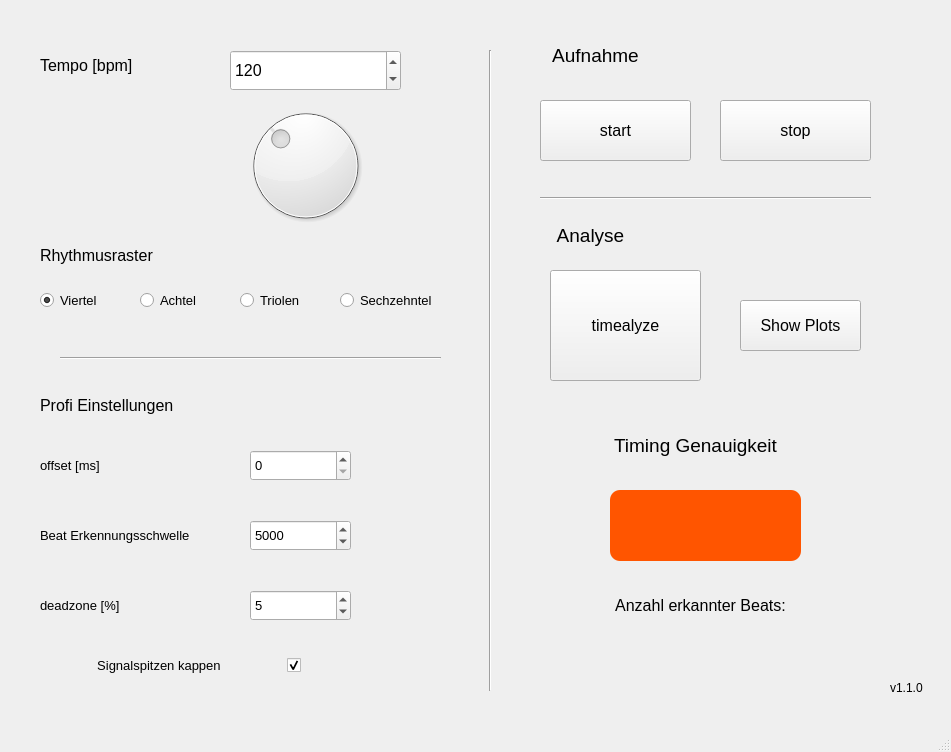
This is main.ui in enginician/timealyze as Qt 5 draws it before an edit. The edited form follows.
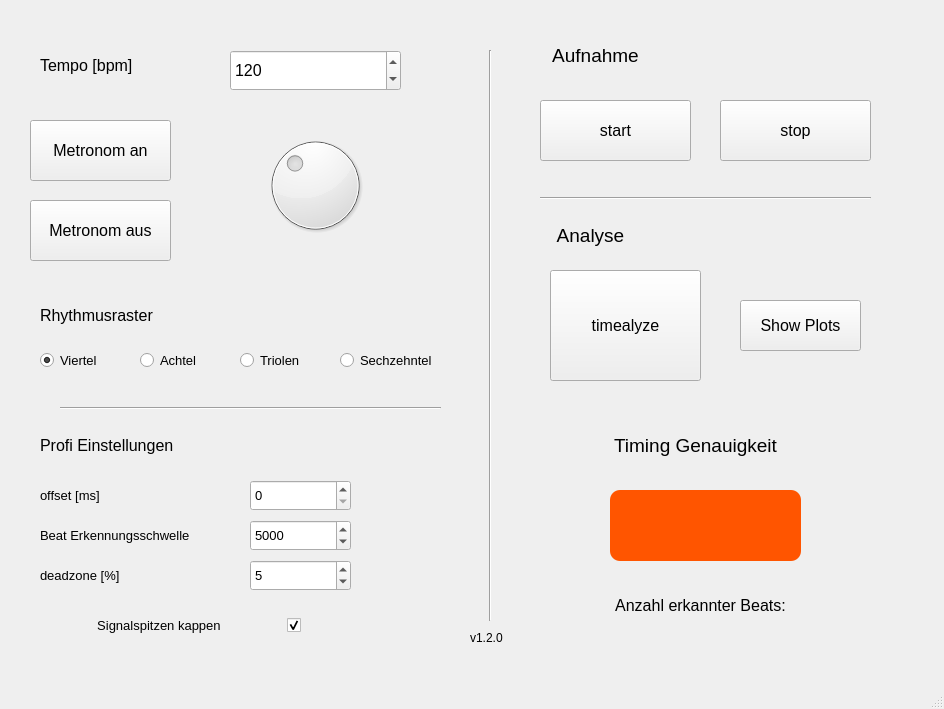
This is the edited form.

Patch:
```diff
--- a/main.ui
+++ b/main.ui
@@ -7,8 +7,8 @@
    <rect>
     <x>0</x>
     <y>0</y>
-    <width>951</width>
-    <height>752</height>
+    <width>944</width>
+    <height>709</height>
    </rect>
   </property>
   <property name="windowTitle">
@@ -118,7 +118,7 @@
     <property name="geometry">
      <rect>
       <x>250</x>
-      <y>590</y>
+      <y>560</y>
       <width>101</width>
       <height>31</height>
      </rect>
@@ -136,7 +136,7 @@
     <property name="geometry">
      <rect>
       <x>40</x>
-      <y>230</y>
+      <y>290</y>
       <width>171</width>
       <height>51</height>
      </rect>
@@ -154,7 +154,7 @@
     <property name="geometry">
      <rect>
       <x>140</x>
-      <y>290</y>
+      <y>350</y>
       <width>95</width>
       <height>20</height>
      </rect>
@@ -235,7 +235,7 @@
     <property name="geometry">
      <rect>
       <x>240</x>
-      <y>290</y>
+      <y>350</y>
       <width>95</width>
       <height>20</height>
      </rect>
@@ -253,7 +253,7 @@
     <property name="geometry">
      <rect>
       <x>340</x>
-      <y>290</y>
+      <y>350</y>
       <width>131</width>
       <height>20</height>
      </rect>
@@ -271,7 +271,7 @@
     <property name="geometry">
      <rect>
       <x>40</x>
-      <y>290</y>
+      <y>350</y>
       <width>95</width>
       <height>20</height>
      </rect>
@@ -291,10 +291,10 @@
    <widget class="QDial" name="dial">
     <property name="geometry">
      <rect>
-      <x>230</x>
-      <y>100</y>
-      <width>151</width>
-      <height>131</height>
+      <x>250</x>
+      <y>130</y>
+      <width>131</width>
+      <height>111</height>
      </rect>
     </property>
     <property name="minimum">
@@ -311,7 +311,7 @@
     <property name="geometry">
      <rect>
       <x>40</x>
-      <y>440</y>
+      <y>470</y>
       <width>171</width>
       <height>51</height>
      </rect>
@@ -347,7 +347,7 @@
     <property name="geometry">
      <rect>
       <x>250</x>
-      <y>450</y>
+      <y>480</y>
       <width>101</width>
       <height>31</height>
      </rect>
@@ -389,7 +389,7 @@
     <property name="geometry">
      <rect>
       <x>40</x>
-      <y>580</y>
+      <y>550</y>
       <width>171</width>
       <height>51</height>
      </rect>
@@ -428,7 +428,7 @@
     <property name="geometry">
      <rect>
       <x>10</x>
-      <y>650</y>
+      <y>610</y>
       <width>291</width>
       <height>31</height>
      </rect>
@@ -455,7 +455,7 @@
     <property name="geometry">
      <rect>
       <x>40</x>
-      <y>380</y>
+      <y>420</y>
       <width>211</width>
       <height>51</height>
      </rect>
@@ -544,7 +544,7 @@
     <property name="geometry">
      <rect>
       <x>60</x>
-      <y>350</y>
+      <y>400</y>
       <width>381</width>
       <height>16</height>
      </rect>
@@ -559,7 +559,7 @@
       <x>480</x>
       <y>50</y>
       <width>20</width>
-      <height>641</height>
+      <height>571</height>
      </rect>
     </property>
     <property name="orientation">
@@ -582,14 +582,53 @@
    <widget class="QLabel" name="label_3">
     <property name="geometry">
      <rect>
-      <x>890</x>
-      <y>680</y>
+      <x>470</x>
+      <y>630</y>
       <width>55</width>
       <height>16</height>
      </rect>
     </property>
     <property name="text">
-     <string>v1.1.0</string>
+     <string>v1.2.0</string>
+    </property>
+   </widget>
+   <widget class="QPushButton" name="click">
+    <property name="geometry">
+     <rect>
+      <x>30</x>
+      <y>120</y>
+      <width>141</width>
+      <height>61</height>
+     </rect>
+    </property>
+    <property name="font">
+     <font>
+      <pointsize>12</pointsize>
+     </font>
+    </property>
+    <property name="text">
+     <string>Metronom an</string>
+    </property>
+    <property name="checkable">
+     <bool>false</bool>
+    </property>
+   </widget>
+   <widget class="QPushButton" name="click_2">
+    <property name="geometry">
+     <rect>
+      <x>30</x>
+      <y>200</y>
+      <width>141</width>
+      <height>61</height>
+     </rect>
+    </property>
+    <property name="font">
+     <font>
+      <pointsize>12</pointsize>
+     </font>
+    </property>
+    <property name="text">
+     <string>Metronom aus</string>
     </property>
    </widget>
   </widget>
```
Left out of the diff: 2 changed lines with no effect on the pictures.
